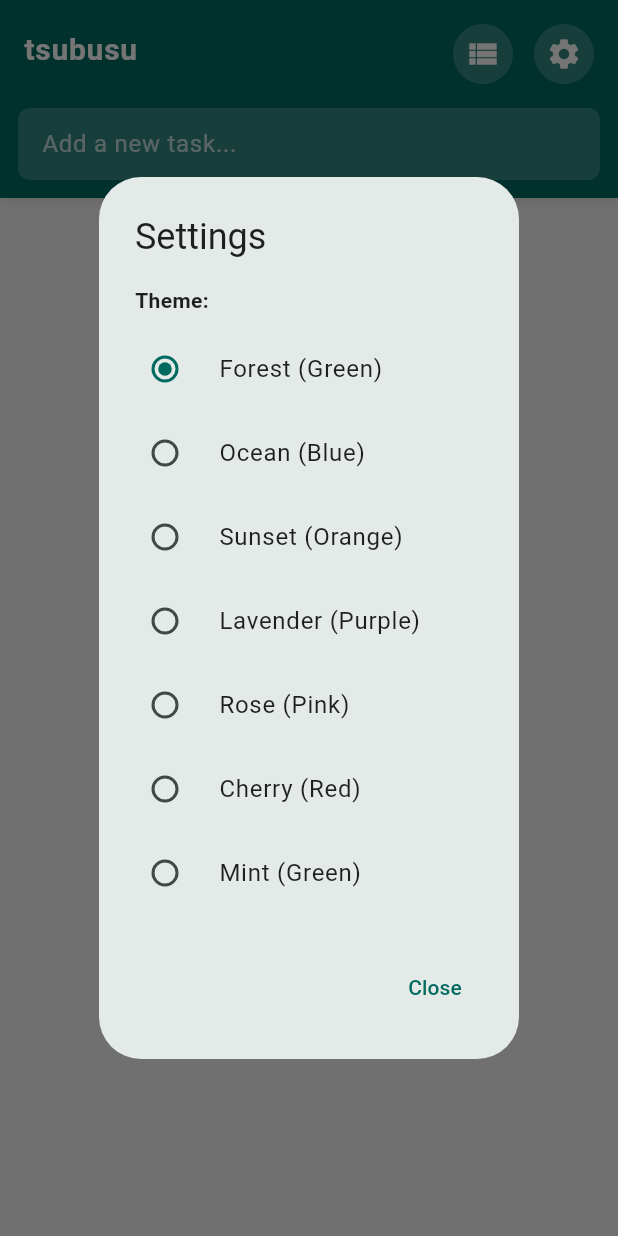
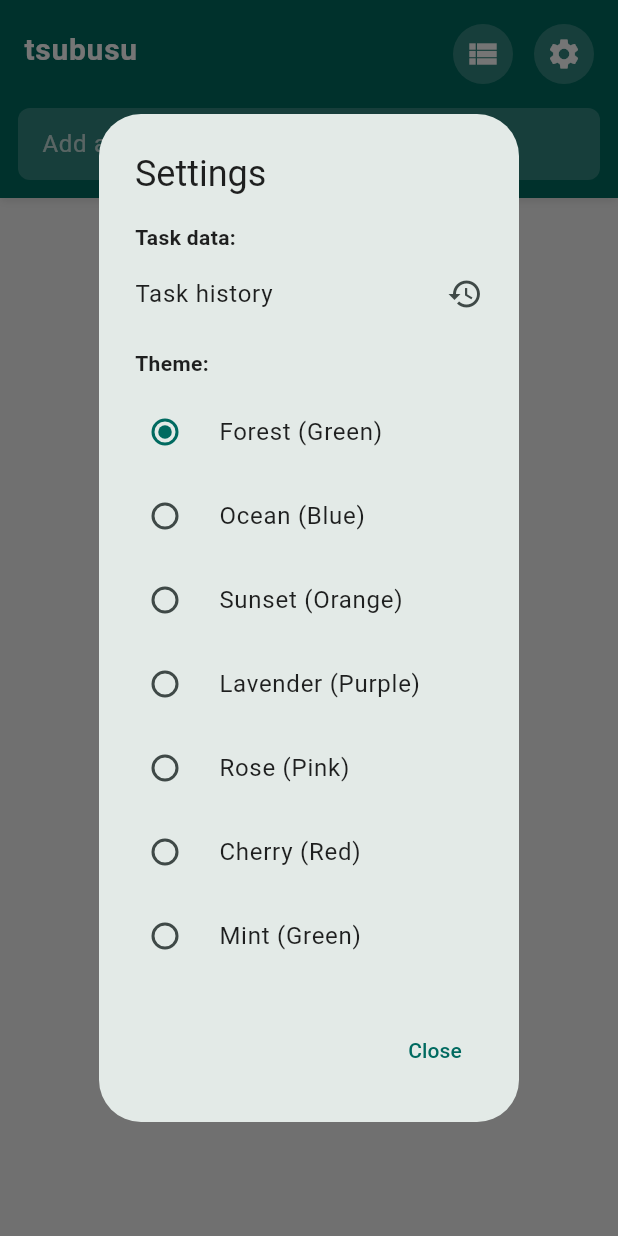
Before and after one commit to ShinyaYoshida-biomet/tsubusu, a Flutter app: the screen it shows after launch, after a tap on the "settings" icon, on a phone screen of 412 x 824 dp. Run offline on Flutter 3.47's test engine with Material 3 defaults, Android fonts, the phone set to English and light mode, and no system bars; our stand-ins replace shared_preferences; missing offline and left inert: desktop_multi_window.

Commit message:
Add task history restoration from settings

```diff
--- /dev/null
+++ b/lib/models/todo_list_history.dart
@@ -0,0 +1,32 @@
+import 'todo.dart';
+import 'todo_list_id.dart';
+
+class TodoListHistory {
+  final TodoListId id;
+  final String title;
+  final List<Todo> todos;
+  final bool isLegacy;
+  final int recencyScore;
+
+  const TodoListHistory({
+    required this.id,
+    required this.title,
+    required this.todos,
+    required this.isLegacy,
+    required this.recencyScore,
+  });
+
+  int get taskCount => todos.length;
+
+  String get formatLabel => isLegacy ? 'Legacy' : 'Current';
+
+  String get recencyLabel {
+    if (recencyScore < 1000000000000) return 'Older history';
+    final date = DateTime.fromMicrosecondsSinceEpoch(recencyScore).toLocal();
+    final month = date.month.toString().padLeft(2, '0');
+    final day = date.day.toString().padLeft(2, '0');
+    final hour = date.hour.toString().padLeft(2, '0');
+    final minute = date.minute.toString().padLeft(2, '0');
+    return '${date.year}-$month-$day $hour:$minute';
+  }
+}
--- a/lib/widgets/molecules/settings_dialog.dart
+++ b/lib/widgets/molecules/settings_dialog.dart
@@ -5,7 +5,9 @@ import '../../providers/theme_provider.dart';
 import '../atoms/custom_text.dart';
 
 class SettingsDialog extends StatefulWidget {
-  const SettingsDialog({super.key});
+  final VoidCallback? onOpenTaskHistory;
+
+  const SettingsDialog({super.key, this.onOpenTaskHistory});
 
   @override
   State<SettingsDialog> createState() => _SettingsDialogState();
@@ -40,7 +42,20 @@ class _SettingsDialogState extends State<SettingsDialog> {
           mainAxisSize: MainAxisSize.min,
           crossAxisAlignment: CrossAxisAlignment.start,
           children: [
-            // Theme Selection Section
+            const CustomText(
+              'Task data:',
+              style: TextStyle(fontWeight: FontWeight.bold),
+            ),
+            ListTile(
+              contentPadding: EdgeInsets.zero,
+              title: const CustomText('Task history'),
+              trailing: const Icon(Icons.history),
+              onTap: () {
+                Navigator.pop(context);
+                widget.onOpenTaskHistory?.call();
+              },
+            ),
+            const SizedBox(height: 8),
             const CustomText(
               'Theme:',
               style: TextStyle(fontWeight: FontWeight.bold),
--- a/lib/widgets/pages/todo_page.dart
+++ b/lib/widgets/pages/todo_page.dart
@@ -9,6 +9,7 @@ import '../../services/window_manager.dart';
 import '../organisms/app_header.dart';
 import '../organisms/todo_list.dart';
 import '../molecules/settings_dialog.dart';
+import '../molecules/task_history_dialog.dart';
 
 class TodoPage extends StatefulWidget {
   final WindowController? windowController;
@@ -334,8 +335,25 @@ class _TodoPageState extends State<TodoPage> {
   void _showSettings() {
     showAdaptiveDialog(
       context: context,
-      builder: (context) => const SettingsDialog(),
+      builder:
+          (context) => SettingsDialog(
+            onOpenTaskHistory: () {
+              WidgetsBinding.instance.addPostFrameCallback((_) {
+                if (mounted) _showTaskHistory();
+              });
+            },
+          ),
     );
+  }
+
+  Future<void> _showTaskHistory() async {
+    final restoredListId = await showAdaptiveDialog<TodoListId>(
+      context: context,
+      builder: (context) => TaskHistoryDialog(catalog: _catalog),
+    );
+    if (restoredListId != null && mounted) {
+      await _switchList(restoredListId);
+    }
   }
 
   @override
```
Also changed, not shown: lib/services/todo_list_catalog_service.dart (+83 -0 lines), lib/widgets/molecules/task_history_dialog.dart (added, +145 -0 lines), 1 other file.
